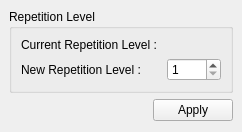
Above: Client/Widgets/RepetitionLevelControl.ui from CCSEPBVR/CS-IS-PBVR before the change. Below: the same form after it.
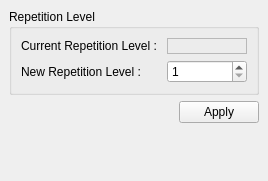
That is the form after the change.

What changed in the file:
```diff
--- a/Client/Widgets/RepetitionLevelControl.ui
+++ b/Client/Widgets/RepetitionLevelControl.ui
@@ -6,8 +6,8 @@
    <rect>
     <x>0</x>
     <y>0</y>
-    <width>179</width>
-    <height>132</height>
+    <width>268</width>
+    <height>181</height>
    </rect>
   </property>
   <property name="windowTitle">
@@ -38,6 +38,9 @@
          </item>
          <item row="0" column="1">
           <widget class="QLabel" name="dispCurrentRepetitionLevel">
+           <property name="frameShape">
+            <enum>QFrame::StyledPanel</enum>
+           </property>
            <property name="text">
             <string/>
            </property>
```
